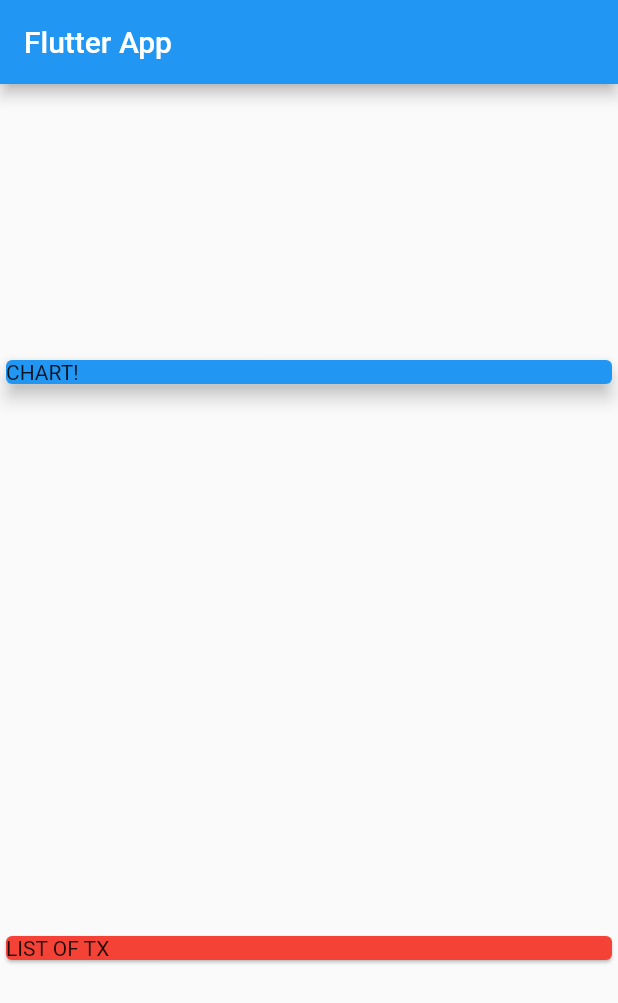
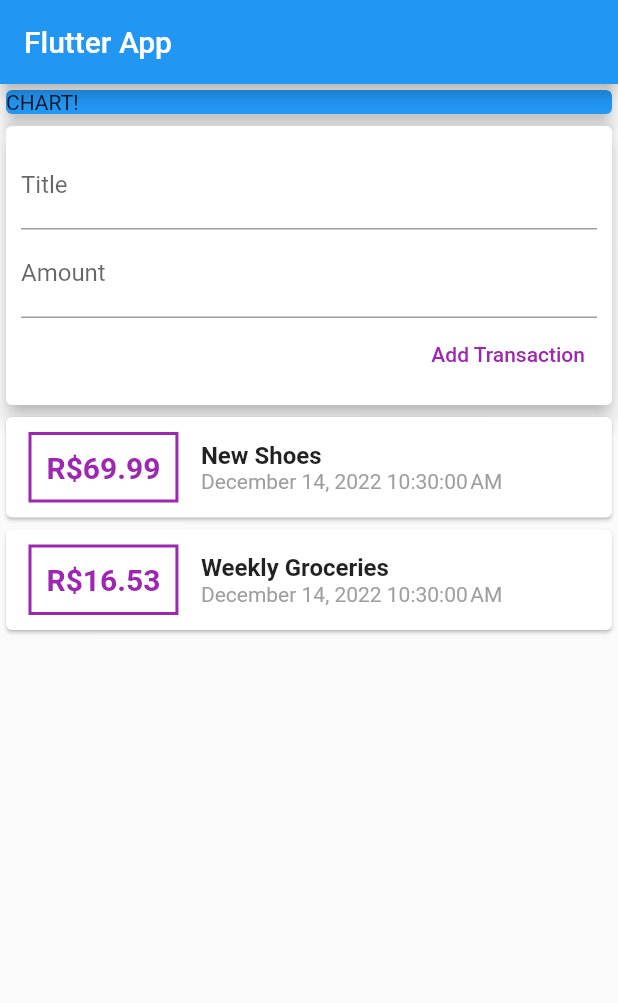
Before and after one commit to deividroger/flutter_complete_guide, a Flutter app: the screen it shows after launch, on a phone screen of 412 x 824 dp. Shown: the top 1003 px of the screen. Run offline on Flutter 3.47's test engine with Material 2 defaults, Android fonts, the phone set to English and light mode, and no system bars.

Commit message:
styling lists

```diff
--- a/personal_expenses_app/lib/main.dart
+++ b/personal_expenses_app/lib/main.dart
@@ -1,4 +1,6 @@
 import 'package:flutter/material.dart';
+
+import 'package:personal_expenses_app/widgets/user_transactions.dart';
 
 void main() => runApp(MyApp());
 
@@ -19,23 +21,22 @@ class MyHomePage extends StatelessWidget {
       appBar: AppBar(
         title: Text('Flutter App'),
       ),
-      body: Column(
-          mainAxisAlignment: MainAxisAlignment.spaceAround,
+      body: SingleChildScrollView(
+        child: Column(
+            mainAxisAlignment: MainAxisAlignment.start,
             crossAxisAlignment: CrossAxisAlignment.stretch,
             children: <Widget>[
               Container(
                 width: double.infinity,
-              child: Card(
+                child: const Card(
                   color: Colors.blue,
                   child: Text('CHART!'),
                   elevation: 5,
                 ),
               ),
-            Card(
-              color: Colors.red,
-              child: Text("LIST OF TX"),
-            )
+              UserTransactions()
             ]),
+      ),
     );
   }
 }
--- /dev/null
+++ b/personal_expenses_app/lib/models/transaction.dart
@@ -0,0 +1,12 @@
+class Transaction {
+  final String id;
+  final String title;
+  final double amount;
+  final DateTime date;
+
+  Transaction(
+      {required this.id,
+      required this.title,
+      required this.amount,
+      required this.date});
+}
--- /dev/null
+++ b/personal_expenses_app/lib/widgets/new_transaction.dart
@@ -0,0 +1,35 @@
+import 'package:flutter/material.dart';
+
+class NewTransaction extends StatelessWidget {
+  final Function addTx;
+  final titleController = TextEditingController();
+  final amountController = TextEditingController();
+
+  NewTransaction(this.addTx);
+
+  @override
+  Widget build(BuildContext context) {
+    return Card(
+      elevation: 5,
+      child: Container(
+        padding: const EdgeInsets.all(10),
+        child: Column(crossAxisAlignment: CrossAxisAlignment.end, children: [
+          TextField(
+            decoration: InputDecoration(labelText: 'Title'),
+            controller: titleController,
+          ),
+          TextField(
+            decoration: InputDecoration(labelText: 'Amount'),
+            controller: amountController,
+          ),
+          TextButton(
+            child: const Text('Add Transaction'),
+            style: TextButton.styleFrom(primary: Colors.purple),
+            onPressed: () => addTx(
+                titleController.text, double.parse(amountController.text)),
+          )
+        ]),
+      ),
+    );
+  }
+}
--- /dev/null
+++ b/personal_expenses_app/lib/widgets/transaction_list.dart
@@ -0,0 +1,61 @@
+import 'package:flutter/material.dart';
+import 'package:intl/intl.dart';
+import 'package:personal_expenses_app/models/transaction.dart';
+
+class TransactionList extends StatelessWidget {
+  final List<Transaction> transactions;
+
+  TransactionList(this.transactions);
+
+  @override
+  Widget build(BuildContext context) {
+    return Container(
+      height: 500,
+      child: ListView.builder(
+        itemBuilder: (context, index) => Card(
+          child: Row(children: [
+            Container(
+              margin: const EdgeInsets.symmetric(
+                vertical: 10,
+                horizontal: 15,
+              ),
+              decoration: BoxDecoration(
+                  border: Border.all(
+                color: Colors.purple,
+                width: 2,
+              )),
+              padding: const EdgeInsets.all(10),
+              child: Text(
+                'R\$${transactions[index].amount}',
+                style: const TextStyle(
+                  fontWeight: FontWeight.bold,
+                  fontSize: 20,
+                  color: Colors.purple,
+                ),
+              ),
+            ),
+            Column(
+              crossAxisAlignment: CrossAxisAlignment.start,
+              children: [
+                Text(
+                  transactions[index].title,
+                  style: const TextStyle(
+                    fontWeight: FontWeight.bold,
+                    fontSize: 16,
+                  ),
+                ),
+                Text(
+                  DateFormat().format(transactions[index].date),
+                  style: const TextStyle(
+                    color: Colors.grey,
+                  ),
+                )
+              ],
+            ),
+          ]),
+        ),
+        itemCount: transactions.length,
+      ),
+    );
+  }
+}
--- /dev/null
+++ b/personal_expenses_app/lib/widgets/user_transactions.dart
@@ -0,0 +1,49 @@
+import 'package:flutter/material.dart';
+import 'package:personal_expenses_app/widgets/transaction_list.dart';
+
+import '../models/transaction.dart';
+import 'new_transaction.dart';
+
+class UserTransactions extends StatefulWidget {
+  @override
+  State<UserTransactions> createState() => _UserTransactionsState();
+}
+
+class _UserTransactionsState extends State<UserTransactions> {
+  final List<Transaction> _userTransactions = [
+    Transaction(
+      id: 't1',
+      title: 'New Shoes',
+      amount: 69.99,
+      date: DateTime.now(),
+    ),
+    Transaction(
+      id: 't2',
+      title: 'Weekly Groceries',
+      amount: 16.53,
+      date: DateTime.now(),
+    ),
+  ];
+
+  void _addNewTransaction(String title, double amount) {
+    final newTx = Transaction(
+      id: DateTime.now().toString(),
+      title: title,
+      amount: amount,
+      date: DateTime.now(),
+    );
+    setState(() {
+      _userTransactions.add(newTx);
+    });
+  }
+
+  @override
+  Widget build(BuildContext context) {
+    return Column(
+      children: [
+        NewTransaction(_addNewTransaction),
+        TransactionList(_userTransactions),
+      ],
+    );
+  }
+}
--- a/personal_expenses_app/pubspec.yaml
+++ b/personal_expenses_app/pubspec.yaml
@@ -31,7 +31,7 @@ environment:
 dependencies:
   flutter:
     sdk: flutter
-
+  intl: ^0.17.0
 
   # The following adds the Cupertino Icons font to your application.
   # Use with the CupertinoIcons class for iOS style icons.
```
Also changed, not shown: personal_expenses_app/pubspec.lock, 1 other file. Lines whose indentation alone changed are shown as unchanged.
